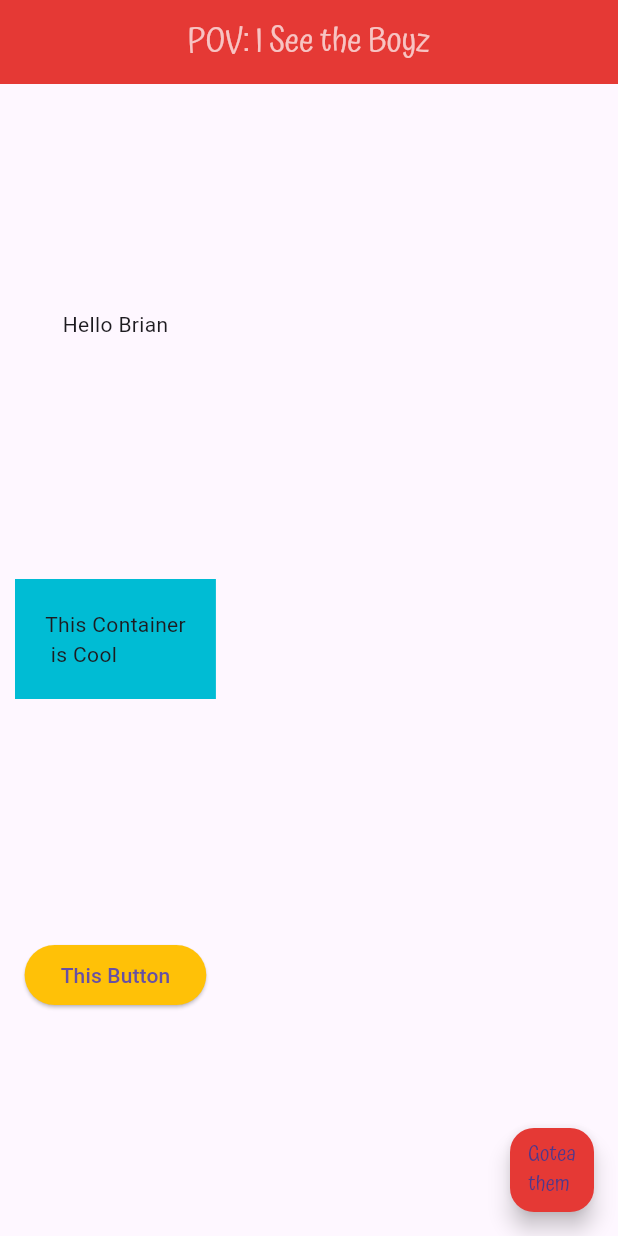
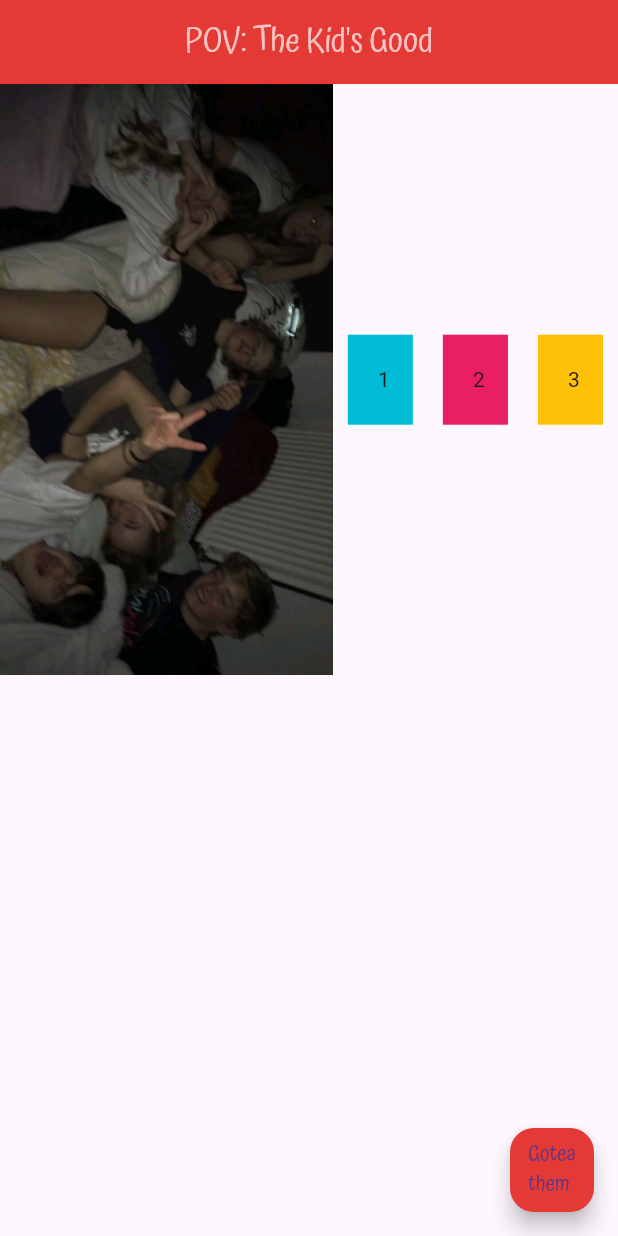
Before and after one commit to MutukuBrian/Learning-Dart-and-Flutter-with-AI, a Flutter app: the screen it shows after launch, on a phone screen of 412 x 824 dp. Run offline on Flutter 3.47's test engine with Material 3 defaults, Android fonts, the phone set to English and light mode, and no system bars.

Commit message:
Expanded widgets

```diff
--- a/FlutterPractice/my_first_app/lib/main.dart
+++ b/FlutterPractice/my_first_app/lib/main.dart
@@ -13,32 +13,49 @@ class Home extends StatelessWidget{
       return  Scaffold(
         appBar: AppBar(
           title: Text(
-            'POV: I See the Boyz',
+            'POV: The Kid\'s Good',
             style: TextStyle(fontFamily:'Atma', color:Colors.white70),
           ),
           centerTitle: true,
           backgroundColor: Colors.red[600],
         ),
-        body: Column(
+        body: Row(
           mainAxisAlignment: MainAxisAlignment.spaceEvenly,
           crossAxisAlignment: CrossAxisAlignment.center,
           children:<Widget> [
-            Text("Hello Brian"),
-            Container(
+            Expanded(child: Image.asset('assets/pals2.jpg'),
+            flex: 7,
+            ),
+            Expanded(
+              flex: 2,
+              child: Container(
               color: Colors.cyan,
               margin: EdgeInsets.all(10.0),
               padding: EdgeInsets.all(20.0),
-              child: Text("This Container\n is Cool"),
+              child: Text("1"),
 
             ),
-            ElevatedButton(
-              onPressed: () {},
-              style: ButtonStyle(
-                backgroundColor: MaterialStateProperty.all(Colors.amber),
+            ),
+            Expanded(
+              flex: 2,
+              child: Container(
+                color: Colors.pink,
+                margin: EdgeInsets.all(10.0),
+                padding: EdgeInsets.all(20.0),
+                child: Text("2"),
+
               ),
-              child: Text("This Button"),
-            )
+            ),
+            Expanded(
+              flex: 2,
+              child: Container(
+                color: Colors.amber,
+                margin: EdgeInsets.all(10.0),
+                padding: EdgeInsets.all(20.0),
+                child: Text("3"),
 
+              ),
+            ),
 
           ],
 
```
